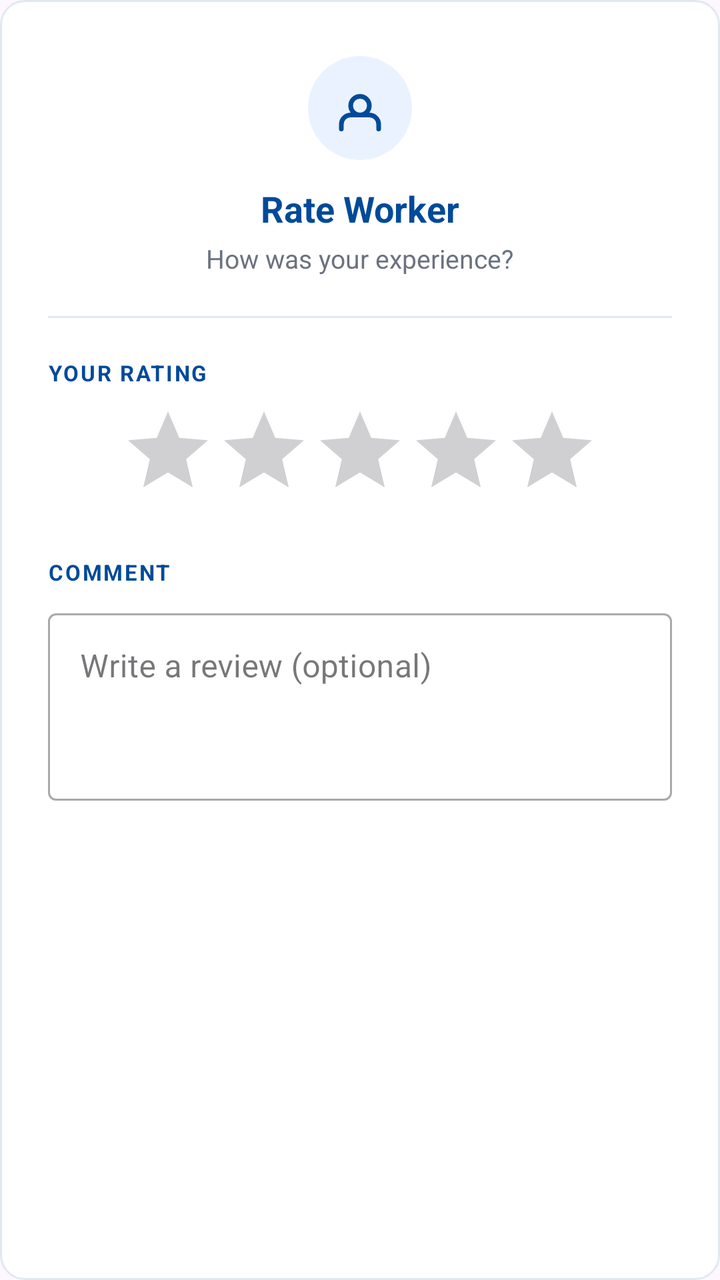
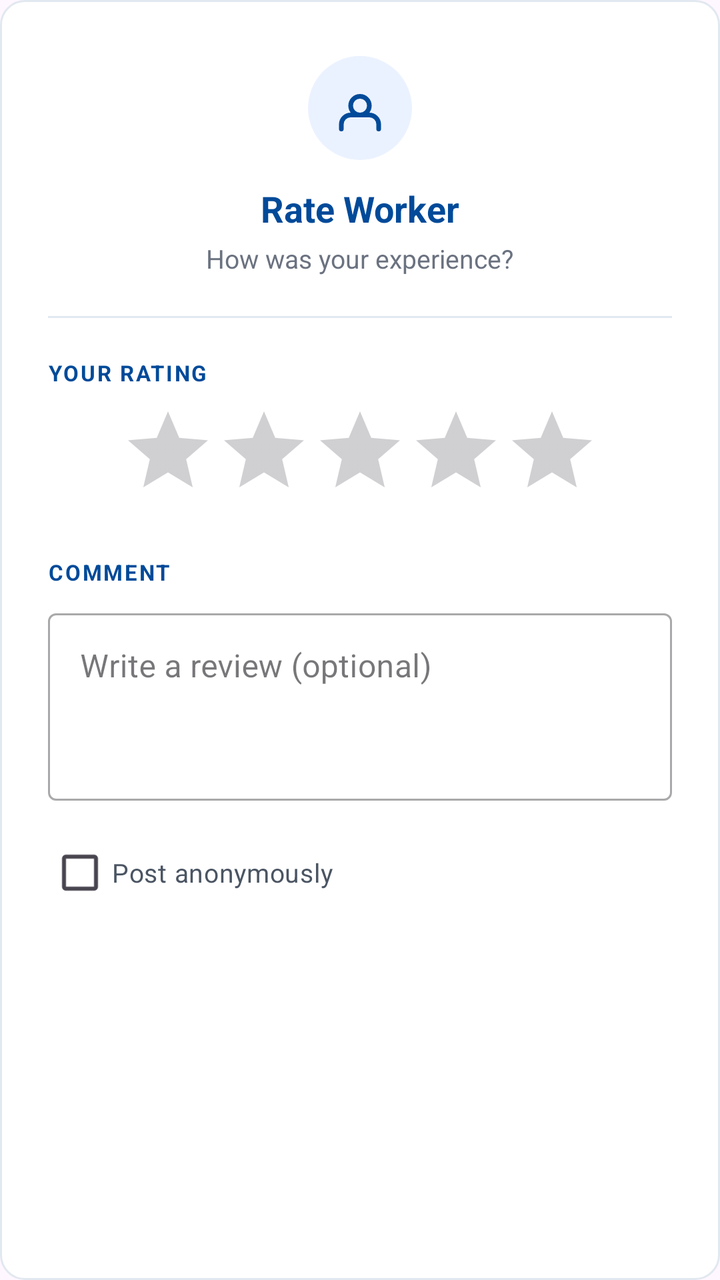

Screens rendered from an Android XML layout before and after an edit, with the pre-edit source and the edit as a unified diff.
<!-- AndroidManifest.xml: application theme Theme.Newtacks -->
<!-- res/layout/dialog_review.xml -->
<?xml version="1.0" encoding="utf-8"?>
<LinearLayout
    xmlns:android="http://schemas.android.com/apk/res/android"
    xmlns:app="http://schemas.android.com/apk/res-auto"
    android:layout_width="match_parent"
    android:layout_height="wrap_content"
    android:orientation="vertical"
    android:background="@drawable/bg_role_card"
    android:paddingStart="24dp"
    android:paddingEnd="24dp"
    android:paddingTop="28dp"
    android:paddingBottom="20dp">

    
    <ImageView
        android:layout_width="52dp"
        android:layout_height="52dp"
        android:layout_gravity="center_horizontal"
        android:src="@drawable/ic_nav_account"
        android:background="@drawable/bg_circle"
        android:backgroundTint="#EBF2FF"
        android:padding="12dp"
        android:layout_marginBottom="12dp"
        android:contentDescription="Review icon"
        app:tint="#004A99" />

    
    <TextView
        android:layout_width="wrap_content"
        android:layout_height="wrap_content"
        android:layout_gravity="center_horizontal"
        android:text="Rate Worker"
        android:textColor="#004A99"
        android:textSize="18sp"
        android:textStyle="bold"
        android:layout_marginBottom="4dp" />

    
    <TextView
        android:layout_width="wrap_content"
        android:layout_height="wrap_content"
        android:layout_gravity="center_horizontal"
        android:text="How was your experience?"
        android:textColor="#6B7280"
        android:textSize="13sp"
        android:layout_marginBottom="20dp" />

    
    <View
        android:layout_width="match_parent"
        android:layout_height="1dp"
        android:background="#E2E8F0"
        android:layout_marginBottom="20dp" />

    
    <TextView
        android:layout_width="wrap_content"
        android:layout_height="wrap_content"
        android:text="YOUR RATING"
        android:textColor="#004A99"
        android:textSize="11sp"
        android:textStyle="bold"
        android:letterSpacing="0.08"
        android:layout_marginBottom="8dp" />

    
    <RatingBar
        android:id="@+id/ratingBar"
        android:layout_width="wrap_content"
        android:layout_height="wrap_content"
        android:numStars="5"
        android:stepSize="1"
        android:progressTint="#004A99"
        android:secondaryProgressTint="#E2E8F0"
        android:layout_gravity="center_horizontal"
        android:layout_marginBottom="20dp" />

    
    <TextView
        android:layout_width="wrap_content"
        android:layout_height="wrap_content"
        android:text="COMMENT"
        android:textColor="#004A99"
        android:textSize="11sp"
        android:textStyle="bold"
        android:letterSpacing="0.08"
        android:layout_marginBottom="8dp" />

    
    <com.google.android.material.textfield.TextInputLayout
        android:layout_width="match_parent"
        android:layout_height="wrap_content"
        android:hint="Write a review (optional)"
        style="@style/Widget.MaterialComponents.TextInputLayout.OutlinedBox">

        <com.google.android.material.textfield.TextInputEditText
            android:id="@+id/etComment"
            android:layout_width="match_parent"
            android:layout_height="wrap_content"
            android:minLines="3"
            android:gravity="top"
            android:inputType="textMultiLine" />

    </com.google.android.material.textfield.TextInputLayout>

</LinearLayout>
<!-- resources referenced by this layout -->
<resources>
  <!-- drawable bg_circle (drawable) -->
  <?xml version="1.0" encoding="utf-8"?>
  <shape xmlns:android="http://schemas.android.com/apk/res/android"
      android:shape="oval">
      <solid android:color="#FFFFFF" />
  </shape>
  <!-- drawable bg_role_card (drawable) -->
  <?xml version="1.0" encoding="utf-8"?>
  <shape xmlns:android="http://schemas.android.com/apk/res/android"
      android:shape="rectangle">
      <solid android:color="#FFFFFF" />
      <corners android:radius="12dp" />
      <stroke
          android:width="1dp"
          android:color="#E2E8F0" />
  </shape>
  <!-- drawable ic_nav_account (drawable) -->
  <?xml version="1.0" encoding="utf-8"?>
  <vector xmlns:android="http://schemas.android.com/apk/res/android"
      android:width="24dp"
      android:height="24dp"
      android:viewportWidth="24"
      android:viewportHeight="24">
      <path
          android:fillColor="@android:color/transparent"
          android:pathData="M20,21V19a4,4 0,0 0,-4 -4H8a4,4 0,0 0,-4 4V21"
          android:strokeWidth="2"
          android:strokeColor="#9BA3AF"
          android:strokeLineCap="round"
          android:strokeLineJoin="round" />
      <path
          android:fillColor="@android:color/transparent"
          android:pathData="M12,11m-4,0a4,4 0,1 1,8 0a4,4 0,1 1,-8 0"
          android:strokeWidth="2"
          android:strokeColor="#9BA3AF"
          android:strokeLineCap="round"
          android:strokeLineJoin="round" />
  </vector>
  <style name="Theme.Newtacks" parent="Base.Theme.Newtacks" />
  <style name="Base.Theme.Newtacks" parent="Theme.Material3.DayNight.NoActionBar">
          <item name="colorPrimary">#004A99</item>
          <item name="colorPrimaryContainer">#004A99</item>
          <item name="colorOnPrimary">#FFFFFF</item>
          <item name="colorSecondary">#004A99</item>
          <item name="colorOnSecondary">#FFFFFF</item>
          <item name="colorTertiary">#004A99</item>
          <item name="colorSecondaryContainer">#EBF2FF</item>
          <item name="colorOnSecondaryContainer">#004A99</item>
          <item name="android:statusBarColor">#004A99</item>
          <item name="android:navigationBarColor">#FFFFFF</item>
          <item name="android:windowLightStatusBar" tools:targetApi="m">false</item>
      </style>
</resources>

<!-- the commit's change to res/layout/dialog_review.xml (unified diff, before → after) -->
@@ -103,4 +103,13 @@
 
     </com.google.android.material.textfield.TextInputLayout>
 
+    <CheckBox
+        android:id="@+id/cbAnonymous"
+        android:layout_width="wrap_content"
+        android:layout_height="wrap_content"
+        android:text="Post anonymously"
+        android:layout_marginTop="12dp"
+        android:textColor="#4B5563"
+        android:textSize="13sp" />
+
 </LinearLayout>
